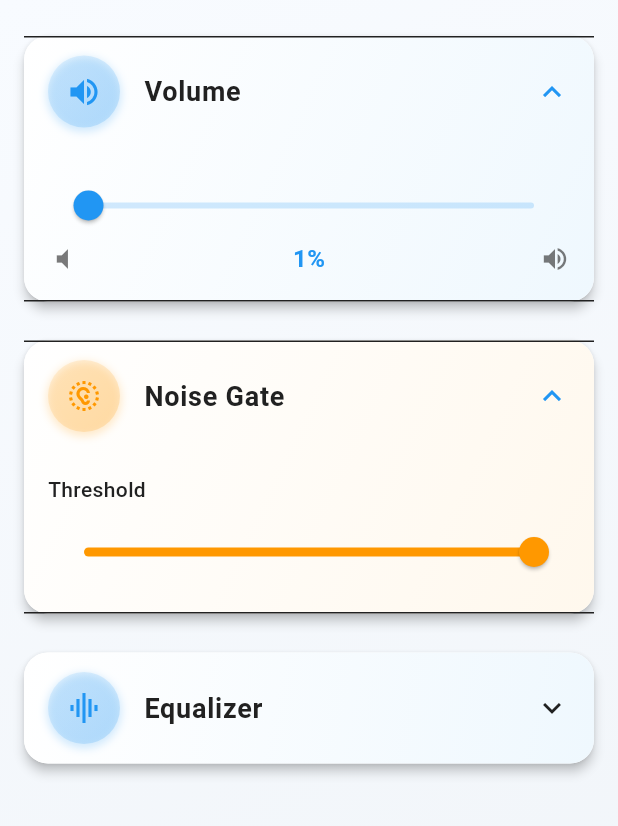
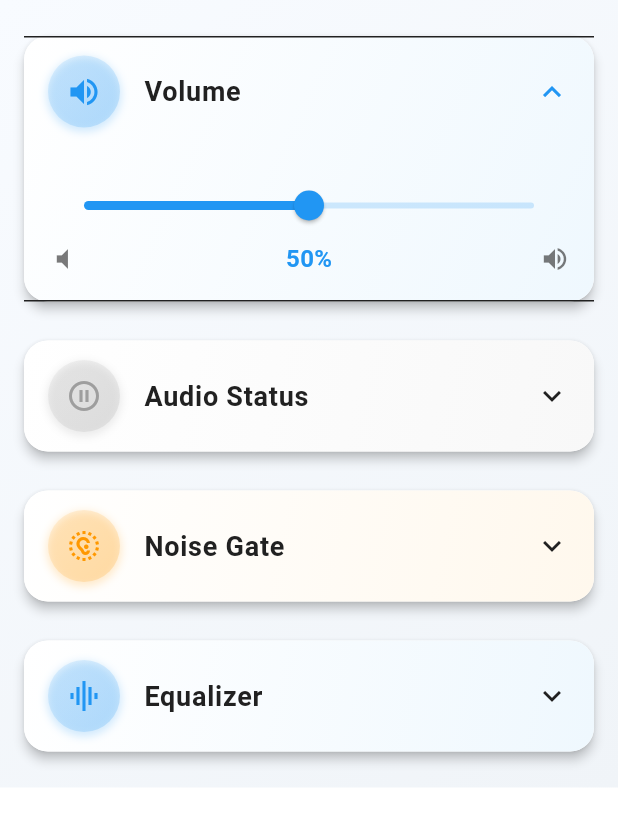
Before and after one commit to Mastermind-sap/hear-well, a Flutter app: the AudioControlsPage screen opened directly, after a tap on "Volume", on a phone screen of 412 x 824 dp. Shown: the top 826 px of the screen. Run offline on Flutter 3.47's test engine with Material 3 defaults, Android fonts, the light colour scheme and no system bars; our stand-ins replace cached_network_image, cloud_firestore, firebase_auth, firebase_core, flutter_blue_plus, flutter_image_compress and 9 more; missing offline and left inert: android_intent_plus, bluetooth_classic, cloudinary_public, fftea, flutter_background_service, flutter_sound and 1 more; accounts and stored records are empty; generated files the repository leaves out were written again; statements that could not run were skipped.

Commit message:
Processing feature functional

```diff
--- a/lib/features/setting/presentation/screens/audio_controller.dart
+++ b/lib/features/setting/presentation/screens/audio_controller.dart
@@ -7,57 +7,208 @@ class AudioControlsPage extends StatefulWidget {
 }
 
 class _AudioControlsPageState extends State<AudioControlsPage> {
-  static const platform = MethodChannel('com.example.hear_well/control');
+  static const platform = MethodChannel('com.example.hear_well/check');
 
-  double _volume = 1.0; // Range 0.0 - 2.0
+  double _volume = 50.0; // Range 0.0 - 100.0
   double _noiseGateThreshold = -50.0; // dB
-  List<double> _equalizerGains = [0, 0, 0, 0, 0]; // 5 bands: 60Hz, 230Hz, 910Hz, 3.6kHz, 14kHz
+  List<double> _equalizerGains = [0, 0, 0, 0, 0]; // Dynamic based on device equalizer
+  List<String> _equalizerBandLabels = ['60Hz', '230Hz', '910Hz', '3.6kHz', '14kHz']; // Default labels
+  bool _equalizerInitialized = false;
+  int _actualBandCount = 5;
+  List<int> _actualCenterFreqs = [];
+  bool _isNativeLoopbackActive = false;
+  String _nativeLoopbackStatusMessage = "Initializing..."; // Added
+  bool _enableNoiseSuppression = false; // Added for NS control
+
+  @override
+  void initState() {
+    super.initState();
+    _initializeEqualizer();
+    _checkLoopbackStatus(); // Check status on page load
+  }
+
+  Future<void> _initializeEqualizer() async {
+    try {
+      final result = await platform.invokeMethod('getEqualizerInfo');
+      if (result != null) {
+        final bandCount = result['bandCount'] as int;
+        final bands = result['bands'] as List<dynamic>;
+
+        setState(() {
+          _actualBandCount = bandCount;
+          _equalizerGains = List.filled(bandCount, 0.0);
+          _actualCenterFreqs = [];
+          _equalizerBandLabels = [];
+
+          for (var band in bands) {
+            final freq = band['centerFreq'] as int;
+            _actualCenterFreqs.add(freq);
+            _equalizerBandLabels.add(_formatFrequency(freq));
+          }
+
+          _equalizerInitialized = true;
+        });
+
+        print("Equalizer initialized with $bandCount bands");
+        // Log the actual frequencies for debugging
+        for (int i = 0; i < _equalizerBandLabels.length; i++) {
+          print("Band $i: ${_equalizerBandLabels[i]}");
+        }
+      } else {
+        print("getEqualizerInfo returned null - using default values");
+        setState(() {
+          _equalizerInitialized = true;
+        });
+      }
+    } catch (e) {
+      print("Failed to initialize equalizer: $e");
+      // Keep using default values
+      setState(() {
+        _equalizerInitialized = true;
+      });
+    }
+  }
+
+  Future<void> _checkLoopbackStatus() async {
+    try {
+      final result = await platform.invokeMethod('isNativeLoopbackActive');
+      if (mounted) {
+        setState(() {
+          _isNativeLoopbackActive = result as bool;
+          _nativeLoopbackStatusMessage = _isNativeLoopbackActive
+              ? "Native Audio Loopback is Active (Global)"
+              : "Native Audio Loopback is Inactive (Global)";
+        });
+      }
+      print("Loopback status checked on AudioControlsPage: $_isNativeLoopbackActive");
+    } catch (e) {
+      print("Failed to check loopback status on AudioControlsPage: $e");
+      if (mounted) {
+        setState(() {
+          _nativeLoopbackStatusMessage = "Error checking global status: $e";
+        });
+      }
+    }
+  }
+
+  String _formatFrequency(int freqInMilliHz) {
+    final freqInHz = freqInMilliHz ~/ 1000;
+    if (freqInHz >= 1000) {
+      final freqInKHz = freqInHz / 1000;
+      return '${freqInKHz.toStringAsFixed(freqInKHz.truncateToDouble() == freqInKHz ? 0 : 1)}kHz';
+    } else {
+      return '${freqInHz}Hz';
+    }
+  }
 
 
   Future<void> _updateAudioSettings() async {
     try {
+      debugPrint("Flutter: Preparing to update audio settings. Volume: $_volume, NoiseGate Threshold: $_noiseGateThreshold, EQ Gains: $_equalizerGains, Enable NS: $_enableNoiseSuppression");
       await platform.invokeMethod('updateAudioSettings', {
         'volume': _volume,
         'noiseGateThreshold': _noiseGateThreshold,
         'equalizerGains': _equalizerGains,
+        'enableNoiseSuppression': _enableNoiseSuppression, // Added NS flag
       });
+      print("Flutter: Audio settings update method invoked successfully.");
     } on PlatformException catch (e) {
       print("Failed to update audio settings: '${e.message}'.");
+      if (mounted) {
+        ScaffoldMessenger.of(context).showSnackBar(
+          SnackBar(
+            content: Text("Error updating audio: ${e.message}"),
+            backgroundColor: Colors.red,
+          ),
+        );
+      }
     }
   }
 
-  Widget _buildSlider(String label, double min, double max, double value, ValueChanged<double> onChanged) {
+  Widget _buildEqualizerSliders() {
+    if (!_equalizerInitialized) {
+      return Center(
+        child: Padding(
+          padding: const EdgeInsets.all(16.0),
+          child: Column(
+            mainAxisSize: MainAxisSize.min,
+            children: [
+              CircularProgressIndicator(),
+              SizedBox(height: 16),
+              Text(
+                'Initializing Equalizer...',
+                style: TextStyle(
+                  fontSize: 14,
+                  color: Colors.grey[600],
+                ),
+              ),
+            ],
+          ),
+        ),
+      );
+    }
+
     return Column(
       crossAxisAlignment: CrossAxisAlignment.start,
       children: [
-        Text(label, style: TextStyle(fontWeight: FontWeight.bold)),
-        Slider(
-          min: min,
-          max: max,
-          value: value,
-          onChanged: onChanged,
+        Row(
+          mainAxisAlignment: MainAxisAlignment.spaceBetween,
+          children: [
+            Text(
+              "Equalizer",
+              style: TextStyle(fontWeight: FontWeight.bold, fontSize: 16),
+            ),
+            Text(
+              "$_actualBandCount Bands",
+              style: TextStyle(
+                fontSize: 12,
+                color: Colors.grey[600],
+                fontWeight: FontWeight.w500,
+              ),
             ),
           ],
-    );
-  }
-
-  Widget _buildEqualizerSliders() {
-    final bandLabels = ['60Hz', '230Hz', '910Hz', '3.6kHz', '14kHz'];
-    return Column(
-      crossAxisAlignment: CrossAxisAlignment.start,
+        ),
+        SizedBox(height: 16),
+        if (_actualBandCount <= 5)
+          // Use vertical sliders for 5 or fewer bands
+          Container(
+            height: 200, // Fixed height to prevent overflow
+            child: Row(
+              mainAxisAlignment: MainAxisAlignment.spaceEvenly,
+              children: List.generate(_actualBandCount, (index) {
+                return Expanded(
+                  child: Container(
+                    margin: EdgeInsets.symmetric(horizontal: 4),
+                    child: Column(
                       children: [
-        Text("Equalizer", style: TextStyle(fontWeight: FontWeight.bold)),
-        Row(
-          mainAxisAlignment: MainAxisAlignment.spaceEvenly,
-          children: List.generate(5, (index) {
-            return Column(
-              children: [
-                Text(bandLabels[index]),
-                RotatedBox(
+                        Text(
+                          _equalizerBandLabels[index],
+                          style: TextStyle(
+                            fontSize: 12,
+                            fontWeight: FontWeight.w600,
+                            color: Theme.of(context).colorScheme.onSurface,
+                          ),
+                          textAlign: TextAlign.center,
+                        ),
+                        SizedBox(height: 8),
+                        Expanded(
+                          child: Container(
+                            width: 50,
+                            child: RotatedBox(
                               quarterTurns: -1,
+                              child: SliderTheme(
+                                data: SliderTheme.of(context).copyWith(
+                                  activeTrackColor: Theme.of(context).colorScheme.primary,
+                                  inactiveTrackColor: Theme.of(context).colorScheme.primary.withOpacity(0.3),
+                                  thumbColor: Theme.of(context).colorScheme.primary,
+                                  overlayColor: Theme.of(context).colorScheme.primary.withOpacity(0.2),
+                                  trackHeight: 4,
+                                  thumbShape: RoundSliderThumbShape(enabledThumbRadius: 8),
+                                ),
                                 child: Slider(
                                   min: -12,
                                   max: 12,
+                                  divisions: 24,
                                   value: _equalizerGains[index],
                                   onChanged: (val) {
                                     setState(() {
@@ -67,9 +218,125 @@ class _AudioControlsPageState extends State<AudioControlsPage> {
                                   },
                                 ),
                               ),
+                            ),
+                          ),
+                        ),
+                        SizedBox(height: 8),
+                        Container(
+                          padding: EdgeInsets.symmetric(horizontal: 4, vertical: 2),
+                          decoration: BoxDecoration(
+                            color: Theme.of(context).colorScheme.primary.withOpacity(0.1),
+                            borderRadius: BorderRadius.circular(8),
+                          ),
+                          child: Text(
+                            '${_equalizerGains[index].toStringAsFixed(1)}dB',
+                            style: TextStyle(
+                              fontSize: 10,
+                              color: Theme.of(context).colorScheme.primary,
+                              fontWeight: FontWeight.bold,
+                            ),
+                          ),
+                        ),
                       ],
+                    ),
+                  ),
                 );
               }),
+            ),
+          )
+        else
+          // Use horizontal sliders for more than 5 bands
+          Container(
+            constraints: BoxConstraints(maxHeight: 250), // Reduced height
+            child: SingleChildScrollView(
+              child: Column(
+                children: List.generate(_actualBandCount, (index) {
+                  return Container(
+                    margin: EdgeInsets.symmetric(vertical: 2.0), // Reduced margin
+                    padding: EdgeInsets.all(6), // Reduced padding
+                    decoration: BoxDecoration(
+                      color: Theme.of(context).colorScheme.surface.withOpacity(0.5),
+                      borderRadius: BorderRadius.circular(8),
+                    ),
+                    child: Row(
+                      children: [
+                        SizedBox(
+                          width: 60, // Reduced width
+                          child: Text(
+                            _equalizerBandLabels[index],
+                            style: TextStyle(
+                              fontSize: 11, // Reduced font size
+                              fontWeight: FontWeight.w600,
+                              color: Theme.of(context).colorScheme.onSurface,
+                            ),
+                          ),
+                        ),
+                        Expanded(
+                          child: SliderTheme(
+                            data: SliderTheme.of(context).copyWith(
+                              activeTrackColor: Theme.of(context).colorScheme.primary,
+                              inactiveTrackColor: Theme.of(context).colorScheme.primary.withOpacity(0.3),
+                              thumbColor: Theme.of(context).colorScheme.primary,
+                              overlayColor: Theme.of(context).colorScheme.primary.withOpacity(0.2),
+                              trackHeight: 3,
+                              thumbShape: RoundSliderThumbShape(enabledThumbRadius: 6),
+                            ),
+                            child: Slider(
+                              min: -12,
+                              max: 12,
+                              divisions: 24,
+                              value: _equalizerGains[index],
+                              onChanged: (val) {
+                                setState(() {
+                                  _equalizerGains[index] = val;
+                                });
+                                _updateAudioSettings();
+                              },
+                            ),
+                          ),
+                        ),
+                        SizedBox(
+                          width: 50, // Reduced width
+                          child: Container(
+                            padding: EdgeInsets.symmetric(horizontal: 6, vertical: 2), // Reduced padding
+                            decoration: BoxDecoration(
+                              color: Theme.of(context).colorScheme.primary.withOpacity(0.1),
+                              borderRadius: BorderRadius.circular(6),
+                            ),
+                            child: Text(
+                              '${_equalizerGains[index].toStringAsFixed(1)}dB',
+                              style: TextStyle(
+                                fontSize: 10, // Reduced font size
+                                color: Theme.of(context).colorScheme.primary,
+                                fontWeight: FontWeight.bold,
+                              ),
+                              textAlign: TextAlign.center,
+                            ),
+                          ),
+                        ),
+                      ],
+                    ),
+                  );
+                }),
+              ),
+            ),
+          ),
+        SizedBox(height: 12),
+        // Reset button
+        Center(
+          child: TextButton.icon(
+            onPressed: () {
+              setState(() {
+                _equalizerGains = List.filled(_actualBandCount, 0.0);
+              });
+              _updateAudioSettings();
+            },
+            icon: Icon(Icons.refresh, size: 16),
+            label: Text('Reset Equalizer'),
+            style: TextButton.styleFrom(
+              foregroundColor: Theme.of(context).colorScheme.primary,
+            ),
+          ),
         ),
       ],
     );
@@ -162,12 +429,9 @@ class _AudioControlsPageState extends State<AudioControlsPage> {
     final theme = Theme.of(context);
     final colorScheme = theme.colorScheme;
     final isDark = theme.brightness == Brightness.dark;
-    double screenWidth = MediaQuery.of(context).size.width;
-    double height = MediaQuery.of(context).size.height;
+
     return Scaffold(
-      body: SingleChildScrollView(
-        child: Container(
-          height: height,
+      body: Container(
         decoration: BoxDecoration(
           gradient: LinearGradient(
             begin: Alignment.topLeft,
@@ -178,11 +442,9 @@ class _AudioControlsPageState extends State<AudioControlsPage> {
                     : [Color(0xFFF8FBFF), Color(0xFFF0F4F8)],
           ),
         ),
-          child: Column(
-            children: [
-              Padding(
+        child: SafeArea(
+          child: SingleChildScrollView(
             padding: const EdgeInsets.all(16.0),
-                child: SingleChildScrollView(
             child: Column(
               crossAxisAlignment: CrossAxisAlignment.start,
               children: [
@@ -236,20 +498,59 @@ class _AudioControlsPageState extends State<AudioControlsPage> {
                       ),
                     ],
                   ),
-
                 ),
-                      SizedBox(height: 10), // Adjusted spacing
+                SizedBox(height: 10),
+                _buildSettingCard(
+                  title: "Audio Status",
+                  icon: _isNativeLoopbackActive ? Icons.play_circle_filled : Icons.pause_circle_outline,
+                  iconColor: _isNativeLoopbackActive ? Colors.green : Colors.grey,
+                  child: Column(
+                    crossAxisAlignment: CrossAxisAlignment.start,
+                    children: [
+                      Row(
+                        children: [
+                          Icon(
+                            _isNativeLoopbackActive ? Icons.check_circle : Icons.info_outline,
+                            color: _isNativeLoopbackActive ? Colors.green : Colors.orange,
+                            size: 20,
+                          ),
+                          SizedBox(width: 8),
+                          Expanded(
+                            child: Text(
+                              _nativeLoopbackStatusMessage, // Display the detailed status
+                              style: TextStyle(
+                                fontWeight: FontWeight.w600,
+                                color: _isNativeLoopbackActive ? Colors.green : Colors.orange,
+                              ),
+                            ),
+                          ),
+                        ],
+                      ),
+                      SizedBox(height: 12),
+                      Text(
+                        _isNativeLoopbackActive
+                            ? "Audio controls are active. Loopback managed globally."
+                            : "Global Native Audio Loopback is inactive. Settings may not apply live.",
+                        style: TextStyle(
+                          fontSize: 14,
+                          color: Theme.of(context).colorScheme.onSurface.withOpacity(0.7),
+                        ),
+                      ),
+                      SizedBox(height: 16),
+                       Center(
+                        child: TextButton(
+                          onPressed: _checkLoopbackStatus, // Add a button to manually refresh status
+                          child: Text("Refresh Loopback Status"),
+                        ),
+                      ),
+                    ],
+                  ),
+                ),
+                SizedBox(height: 10),
                 _buildSettingCard(
                   title: "Noise Gate",
                   icon: Icons.noise_aware,
                   iconColor: Colors.orange,
-                    initiallyExpanded: true,
-                    child: ConstrainedBox(
-                      constraints: BoxConstraints(
-                        // Constrain the height so it doesn't overflow
-                        maxHeight: MediaQuery.of(context).size.height * 0.4,
-                      ),
-                      child: SingleChildScrollView(
                   child: Column(
                     crossAxisAlignment: CrossAxisAlignment.start,
                     mainAxisSize: MainAxisSize.min,
@@ -261,7 +562,7 @@ class _AudioControlsPageState extends State<AudioControlsPage> {
                           color: colorScheme.onSurface,
                         ),
                       ),
-                            const SizedBox(height: 8),
+                      SizedBox(height: 8),
                       SliderTheme(
                         data: SliderTheme.of(context).copyWith(
                           activeTrackColor: Colors.orange,
@@ -270,17 +571,77 @@ class _AudioControlsPageState extends State<AudioControlsPage> {
                           overlayColor: Colors.orange.withOpacity(0.2),
                         ),
                         child: Slider(
-                                min: 0.0,
-                                max: 0.5,
-                                value: -(_noiseGateThreshold)/100.0,
+                          min: -100.0,
+                          max: -10.0,
+                          value: _noiseGateThreshold,
                           onChanged: (val) {
-                                  setState(() => _noiseGateThreshold = -val * 100.0);
+                            setState(() => _noiseGateThreshold = val);
                             _updateAudioSettings();
                           },
                         ),
-                            ), ]))
-                      ),),
-                      SizedBox(height: 10), // Adjusted spacing
+                      ),
+                      Row(
+                        mainAxisAlignment: MainAxisAlignment.spaceBetween,
+                        children: [
+                          Text(
+                            'Sensitive',
+                            style: TextStyle(
+                              fontSize: 12,
+                              color: colorScheme.onSurface.withOpacity(0.6),
+                            ),
+                          ),
+                          Text(
+                            '${_noiseGateThreshold.toStringAsFixed(1)}dB',
+                            style: TextStyle(
+                              color: Colors.orange,
+                              fontWeight: FontWeight.bold,
+                              fontSize: 14,
+                            ),
+                          ),
+                          Text(
+                            'Less Sensitive',
+                            style: TextStyle(
+                              fontSize: 12,
+                              color: colorScheme.onSurface.withOpacity(0.6),
+                            ),
+                          ),
+                        ],
+                      ),
+                      SizedBox(height: 16),
+                      Row(
+                        mainAxisAlignment: MainAxisAlignment.spaceBetween,
+                        children: [
+                          Text(
+                            "Hardware Noise Suppression",
+                            style: TextStyle(
+                              fontWeight: FontWeight.w500,
+                              color: colorScheme.onSurface,
+                            ),
+                          ),
+                          Switch(
+                            value: _enableNoiseSuppression,
+                            onChanged: (val) {
+                              setState(() {
+                                _enableNoiseSuppression = val;
+                                print("Flutter: Noise Suppression Switch toggled. New state: $_enableNoiseSuppression");
+                              });
+                              _updateAudioSettings(); // Call general update
+                            },
+                            activeColor: Colors.teal, // Or your preferred color
+                          ),
+                        ],
+                      ),
+                      Text(
+                        "Reduces background noise using device hardware. May affect audio quality.",
+                        style: TextStyle(
+                          fontSize: 12,
+                          color: colorScheme.onSurface.withOpacity(0.6),
+                        ),
+                      ),
+                    ],
+                  ),
+                ),
+                SizedBox(height: 10),
                 _buildSettingCard(
                   title: "Equalizer",
                   icon: Icons.graphic_eq,
@@ -290,9 +651,6 @@ class _AudioControlsPageState extends State<AudioControlsPage> {
             ),
           ),
         ),
-            ],
-          ),
-        ),
       ),
     );
   }
```
Also changed, not shown: lib/features/app.dart (+36 -5 lines), lib/features/home/presentation/screens/home_screen.dart (+74 -35 lines), 1 other file. Lines whose indentation alone changed are shown as unchanged.
